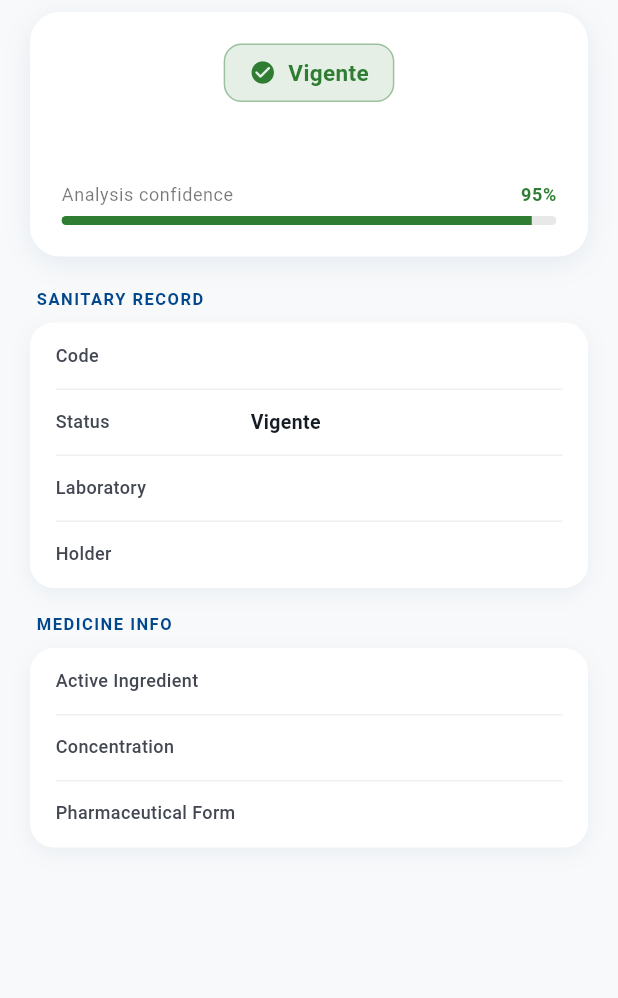
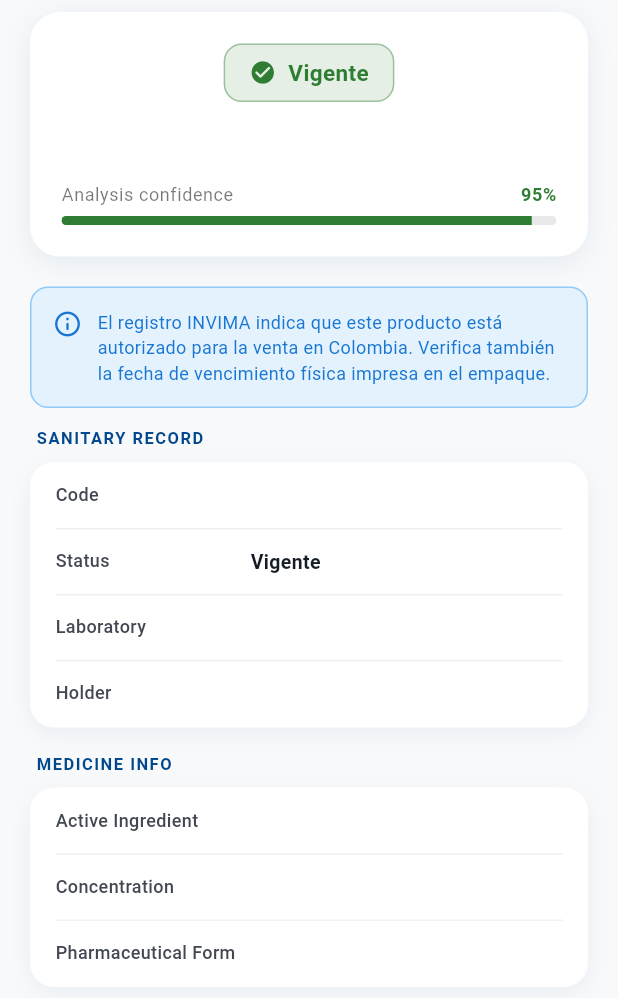
Before and after one commit to andresZam12/proyecto_Verifarmac, a Flutter app: the _Detail widget shown alone on an empty page, opened directly with empty values, on a phone screen of 412 x 824 dp. Shown: the top 998 px of the screen. Run offline on Flutter 3.47's test engine with Material 3 defaults, Android fonts, the phone set to English and light mode, and no system bars; our stand-ins replace camera, connectivity_plus, dio, fl_chart, flutter_map, flutter_riverpod and 6 more; missing offline and left inert: google_mlkit_text_recognition; accounts and stored records are empty; network calls fail; Roboto replaces fonts that are missing (Poppins).

```diff
--- a/veri_farmac/lib/features/medicine_detail/presentation/pages/medicine_detail_page.dart
+++ b/veri_farmac/lib/features/medicine_detail/presentation/pages/medicine_detail_page.dart
@@ -39,11 +39,16 @@
   Future<void> _saveToHistory(Medicine medicine) async {
     if (_historySaved) return;
     _historySaved = true;
+    // Si el escáner detectó vencimiento físico, se prioriza sobre el estado
+    // del registro INVIMA (que solo indica autorización sanitaria, no por lote).
+    final status = widget.scanResult.status == 'vencido'
+        ? 'vencido'
+        : medicine.condition.label.toLowerCase();
     final entry = HistoryEntryModel(
       id:             widget.scanResult.id,
       medicineName:   medicine.name,
       sanitaryRecord: medicine.sanitaryRecord,
-      status:         medicine.condition.label.toLowerCase(),
+      status:         status,
       method:         widget.scanResult.method.name,
       createdAt:      widget.scanResult.scannedAt,
       laboratory:     medicine.laboratory,
@@ -166,8 +171,11 @@
                 ),
               ),
             ),
-            MedicineStatus.loaded =>
-                _Detail(medicine: state.medicine!, l10n: l10n),
+            MedicineStatus.loaded => _Detail(
+              medicine:          state.medicine!,
+              l10n:              l10n,
+              physicallyExpired: widget.scanResult.status == 'vencido',
+            ),
             _ => const SizedBox.shrink(),
           },
         ),
@@ -177,9 +185,14 @@
 }
 
 class _Detail extends StatelessWidget {
-  const _Detail({required this.medicine, required this.l10n});
+  const _Detail({
+    required this.medicine,
+    required this.l10n,
+    this.physicallyExpired = false,
+  });
   final Medicine         medicine;
   final AppLocalizations l10n;
+  final bool             physicallyExpired;
 
   @override
   Widget build(BuildContext context) {
@@ -221,7 +234,68 @@
         ),
         const SizedBox(height: 20),
 
-        if (!medicine.condition.isSafe) ...[
+        // Alerta de vencimiento físico detectado por OCR
+        if (physicallyExpired) ...[
+          Container(
+            padding: const EdgeInsets.all(14),
+            decoration: BoxDecoration(
+              color: Colors.orange.shade50,
+              borderRadius: BorderRadius.circular(12),
+              border: Border.all(color: Colors.orange.shade300),
+            ),
+            child: Row(crossAxisAlignment: CrossAxisAlignment.start, children: [
+              Icon(Icons.event_busy_rounded, color: Colors.orange.shade800, size: 20),
+              const SizedBox(width: 10),
+              Expanded(
+                child: Column(crossAxisAlignment: CrossAxisAlignment.start, children: [
+                  Text(
+                    'Producto físicamente vencido',
+                    style: TextStyle(
+                      color: Colors.orange.shade800,
+                      fontWeight: FontWeight.w700,
+                      fontSize: 13,
+                    ),
+                  ),
+                  const SizedBox(height: 4),
+                  Text(
+                    'La fecha de vencimiento detectada en el empaque indica que este lote ya expiró. '
+                    'El registro INVIMA mostrado refleja la autorización sanitaria del producto, '
+                    'no la vigencia del lote específico.',
+                    style: TextStyle(color: Colors.orange.shade800, fontSize: 12),
+                  ),
+                ]),
+              ),
+            ]),
+          ),
+          const SizedBox(height: 12),
+        ],
+
+        // Recordatorio general para medicamentos vigentes (registro OK, pero verificar fecha física)
+        if (medicine.condition == MedicineCondition.valid && !physicallyExpired) ...[
+          Container(
+            padding: const EdgeInsets.all(14),
+            decoration: BoxDecoration(
+              color: Colors.blue.shade50,
+              borderRadius: BorderRadius.circular(12),
+              border: Border.all(color: Colors.blue.shade200),
+            ),
+            child: Row(crossAxisAlignment: CrossAxisAlignment.start, children: [
+              Icon(Icons.info_outline_rounded, color: Colors.blue.shade700, size: 20),
+              const SizedBox(width: 10),
+              Expanded(
+                child: Text(
+                  'El registro INVIMA indica que este producto está autorizado para la venta en Colombia. '
+                  'Verifica también la fecha de vencimiento física impresa en el empaque.',
+                  style: TextStyle(color: Colors.blue.shade700, fontSize: 12),
+                ),
+              ),
+            ]),
+          ),
+          const SizedBox(height: 12),
+        ],
+
+        // Advertencia de medicamento no seguro (registro vencido/inválido/sospechoso)
+        if (!medicine.condition.isSafe && !physicallyExpired) ...[
           Container(
             padding: const EdgeInsets.all(14),
             decoration: BoxDecoration(
--- a/veri_farmac/lib/features/settings/presentation/pages/settings_page.dart
+++ b/veri_farmac/lib/features/settings/presentation/pages/settings_page.dart
@@ -102,7 +102,6 @@
               const _Footer(),
             ],
           ),
-        ),
       ]),
     );
   }
```
Also changed, not shown: veri_farmac/lib/features/scanner/data/repositories/scanner_repository_impl.dart (+39 -0 lines).
